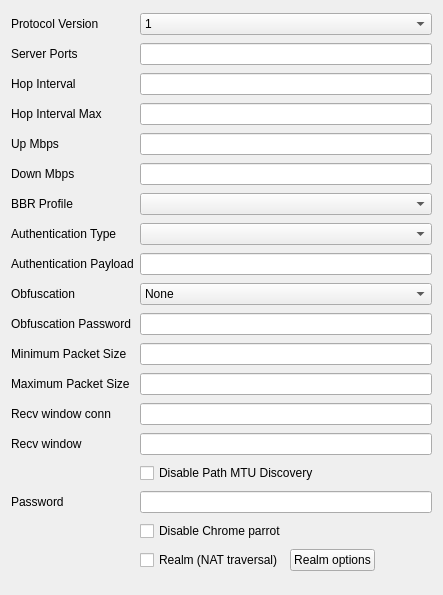
Before: the Qt Designer form include/ui/profile/edit_hysteria.ui in throneproj/Throne, drawn with Qt 5.
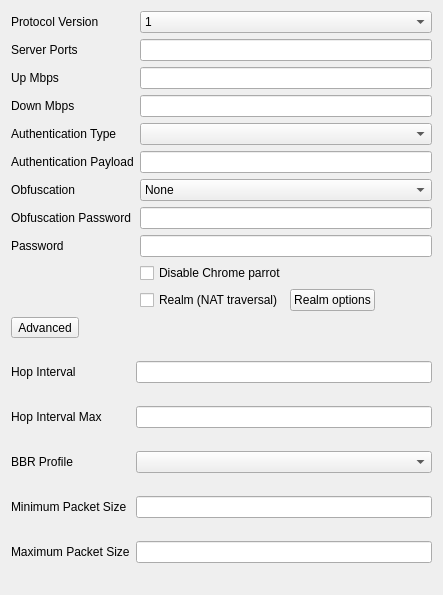
After: the same form once the commit is applied.

Patch:
```diff
--- a/include/ui/profile/edit_hysteria.ui
+++ b/include/ui/profile/edit_hysteria.ui
@@ -52,36 +52,6 @@
     <widget class="QLineEdit" name="server_ports"/>
    </item>
    <item row="2" column="0">
-    <widget class="QLabel" name="label_2">
-     <property name="text">
-      <string>Hop Interval</string>
-     </property>
-     <property name="buddy">
-      <cstring>hop_interval</cstring>
-     </property>
-    </widget>
-   </item>
-   <item row="2" column="1">
-    <widget class="QLineEdit" name="hop_interval"/>
-   </item>
-   <item row="3" column="0">
-    <widget class="QLabel" name="hop_interval_max_l">
-     <property name="text">
-      <string>Hop Interval Max</string>
-     </property>
-     <property name="buddy">
-      <cstring>hop_interval_max</cstring>
-     </property>
-    </widget>
-   </item>
-   <item row="3" column="1">
-    <widget class="QLineEdit" name="hop_interval_max">
-     <property name="toolTip">
-      <string>Hop at a random interval up to this value. Empty: fixed Hop Interval.</string>
-     </property>
-    </widget>
-   </item>
-   <item row="4" column="0">
     <widget class="QLabel" name="label_3">
      <property name="text">
       <string>Up Mbps</string>
@@ -91,10 +61,10 @@
      </property>
     </widget>
    </item>
-   <item row="4" column="1">
+   <item row="2" column="1">
     <widget class="QLineEdit" name="up_mbps"/>
    </item>
-   <item row="5" column="0">
+   <item row="3" column="0">
     <widget class="QLabel" name="label_4">
      <property name="text">
       <string>Down Mbps</string>
@@ -104,47 +74,10 @@
      </property>
     </widget>
    </item>
-   <item row="5" column="1">
+   <item row="3" column="1">
     <widget class="QLineEdit" name="down_mbps"/>
    </item>
-   <item row="6" column="0">
-    <widget class="QLabel" name="bbr_profile_l">
-     <property name="text">
-      <string>BBR Profile</string>
-     </property>
-     <property name="buddy">
-      <cstring>bbr_profile</cstring>
-     </property>
-    </widget>
-   </item>
-   <item row="6" column="1">
-    <widget class="QComboBox" name="bbr_profile">
-     <property name="toolTip">
-      <string>Congestion control aggressiveness. Leave empty to use the default (standard).</string>
-     </property>
-     <item>
-      <property name="text">
-       <string notr="true"/>
-      </property>
-     </item>
-     <item>
-      <property name="text">
-       <string notr="true">standard</string>
-      </property>
-     </item>
-     <item>
-      <property name="text">
-       <string notr="true">conservative</string>
-      </property>
-     </item>
-     <item>
-      <property name="text">
-       <string notr="true">aggressive</string>
-      </property>
-     </item>
-    </widget>
-   </item>
-   <item row="7" column="0">
+   <item row="4" column="0">
     <widget class="QLabel" name="auth_type_l">
      <property name="text">
       <string>Authentication Type</string>
@@ -154,7 +87,7 @@
      </property>
     </widget>
    </item>
-   <item row="7" column="1">
+   <item row="4" column="1">
     <widget class="QComboBox" name="auth_type">
      <item>
       <property name="text">
@@ -173,7 +106,7 @@
      </item>
     </widget>
    </item>
-   <item row="8" column="0">
+   <item row="5" column="0">
     <widget class="QLabel" name="auth_l">
      <property name="text">
       <string>Authentication Payload</string>
@@ -183,10 +116,10 @@
      </property>
     </widget>
    </item>
-   <item row="8" column="1">
+   <item row="5" column="1">
     <widget class="QLineEdit" name="auth"/>
    </item>
-   <item row="9" column="0">
+   <item row="6" column="0">
     <widget class="QLabel" name="obfuscation_type_l">
      <property name="text">
       <string>Obfuscation</string>
@@ -196,7 +129,7 @@
      </property>
     </widget>
    </item>
-   <item row="9" column="1">
+   <item row="6" column="1">
     <widget class="QComboBox" name="obfuscation_type">
      <item>
       <property name="text">
@@ -215,7 +148,7 @@
      </item>
     </widget>
    </item>
-   <item row="10" column="0">
+   <item row="7" column="0">
     <widget class="QLabel" name="label_5">
      <property name="text">
       <string>Obfuscation Password</string>
@@ -225,69 +158,10 @@
      </property>
     </widget>
    </item>
-   <item row="10" column="1">
+   <item row="7" column="1">
     <widget class="QLineEdit" name="obfs"/>
    </item>
-   <item row="11" column="0">
-    <widget class="QLabel" name="min_packet_size_l">
-     <property name="text">
-      <string>Minimum Packet Size</string>
-     </property>
-     <property name="buddy">
-      <cstring>min_packet_size</cstring>
-     </property>
-    </widget>
-   </item>
-   <item row="11" column="1">
-    <widget class="QLineEdit" name="min_packet_size"/>
-   </item>
-   <item row="12" column="0">
-    <widget class="QLabel" name="max_packet_size_l">
-     <property name="text">
-      <string>Maximum Packet Size</string>
-     </property>
-     <property name="buddy">
-      <cstring>max_packet_size</cstring>
-     </property>
-    </widget>
-   </item>
-   <item row="12" column="1">
-    <widget class="QLineEdit" name="max_packet_size"/>
-   </item>
-   <item row="13" column="0">
-    <widget class="QLabel" name="recv_window_conn_l">
-     <property name="text">
-      <string>Recv window conn</string>
-     </property>
-     <property name="buddy">
-      <cstring>recv_window_conn</cstring>
-     </property>
-    </widget>
-   </item>
-   <item row="13" column="1">
-    <widget class="QLineEdit" name="recv_window_conn"/>
-   </item>
-   <item row="14" column="0">
-    <widget class="QLabel" name="recv_window_l">
-     <property name="text">
-      <string>Recv window</string>
-     </property>
-     <property name="buddy">
-      <cstring>recv_window</cstring>
-     </property>
-    </widget>
-   </item>
-   <item row="14" column="1">
-    <widget class="QLineEdit" name="recv_window"/>
-   </item>
-   <item row="15" column="1">
-    <widget class="QCheckBox" name="disable_mtu_discovery">
-     <property name="text">
-      <string>Disable Path MTU Discovery</string>
-     </property>
-    </widget>
-   </item>
-   <item row="16" column="0">
+   <item row="8" column="0">
     <widget class="QLabel" name="password_l">
      <property name="text">
       <string>Password</string>
@@ -297,10 +171,10 @@
      </property>
     </widget>
    </item>
-   <item row="16" column="1">
+   <item row="8" column="1">
     <widget class="QLineEdit" name="password"/>
    </item>
-   <item row="17" column="1">
+   <item row="9" column="1">
     <widget class="QCheckBox" name="disable_chrome_parrot">
      <property name="toolTip">
       <string>Stop making the QUIC handshake look like Chrome's.</string>
@@ -310,7 +184,7 @@
      </property>
     </widget>
    </item>
-   <item row="18" column="1">
+   <item row="10" column="1">
     <layout class="QHBoxLayout" name="realm_row">
      <item>
       <widget class="QCheckBox" name="realm_enabled">
@@ -344,6 +218,124 @@
      </item>
     </layout>
    </item>
+   <item row="11" column="0" colspan="2" alignment="Qt::AlignLeft">
+    <widget class="QToolButton" name="advanced_toggle">
+     <property name="text">
+      <string>Advanced</string>
+     </property>
+    </widget>
+   </item>
+   <item row="12" column="0" colspan="2">
+    <widget class="QWidget" name="advanced_box" native="true">
+     <layout class="QGridLayout" name="advanced_layout" columnstretch="0,1">
+      <property name="leftMargin">
+       <number>0</number>
+      </property>
+      <property name="topMargin">
+       <number>0</number>
+      </property>
+      <property name="rightMargin">
+       <number>0</number>
+      </property>
+      <property name="bottomMargin">
+       <number>0</number>
+      </property>
+      <item row="0" column="0">
+       <widget class="QLabel" name="label_2">
+        <property name="text">
+         <string>Hop Interval</string>
+        </property>
+        <property name="buddy">
+         <cstring>hop_interval</cstring>
+        </property>
+       </widget>
+      </item>
+      <item row="0" column="1">
+       <widget class="QLineEdit" name="hop_interval"/>
+      </item>
+      <item row="1" column="0">
+       <widget class="QLabel" name="hop_interval_max_l">
+        <property name="text">
+         <string>Hop Interval Max</string>
+        </property>
+        <property name="buddy">
+         <cstring>hop_interval_max</cstring>
+        </property>
+       </widget>
+      </item>
+      <item row="1" column="1">
+       <widget class="QLineEdit" name="hop_interval_max">
+        <property name="toolTip">
+         <string>Hop at a random interval up to this value. Empty: fixed Hop Interval.</string>
+        </property>
+       </widget>
+      </item>
+      <item row="2" column="0">
+       <widget class="QLabel" name="bbr_profile_l">
+        <property name="text">
+         <string>BBR Profile</string>
+        </property>
+        <property name="buddy">
+         <cstring>bbr_profile</cstring>
+        </property>
+       </widget>
+      </item>
+      <item row="2" column="1">
+       <widget class="QComboBox" name="bbr_profile">
+        <property name="toolTip">
+         <string>Congestion control aggressiveness. Leave empty to use the default (standard).</string>
+        </property>
+        <item>
+         <property name="text">
+          <string notr="true"/>
+         </property>
+        </item>
+        <item>
+         <property name="text">
+          <string notr="true">standard</string>
+         </property>
+        </item>
+        <item>
+         <property name="text">
+          <string notr="true">conservative</string>
+         </property>
+        </item>
+        <item>
+         <property name="text">
+          <string notr="true">aggressive</string>
+         </property>
+        </item>
+       </widget>
+      </item>
+      <item row="3" column="0">
+       <widget class="QLabel" name="min_packet_size_l">
+        <property name="text">
+         <string>Minimum Packet Size</string>
+        </property>
+        <property name="buddy">
+         <cstring>min_packet_size</cstring>
+        </property>
+       </widget>
+      </item>
+      <item row="3" column="1">
+       <widget class="QLineEdit" name="min_packet_size"/>
+      </item>
+      <item row="4" column="0">
+       <widget class="QLabel" name="max_packet_size_l">
+        <property name="text">
+         <string>Maximum Packet Size</string>
+        </property>
+        <property name="buddy">
+         <cstring>max_packet_size</cstring>
+        </property>
+       </widget>
+      </item>
+      <item row="4" column="1">
+       <widget class="QLineEdit" name="max_packet_size"/>
+      </item>
+     </layout>
+    </widget>
+   </item>
   </layout>
  </widget>
  <tabstops>
```
Left out of the diff: 14 changed lines with no effect on the pictures.
